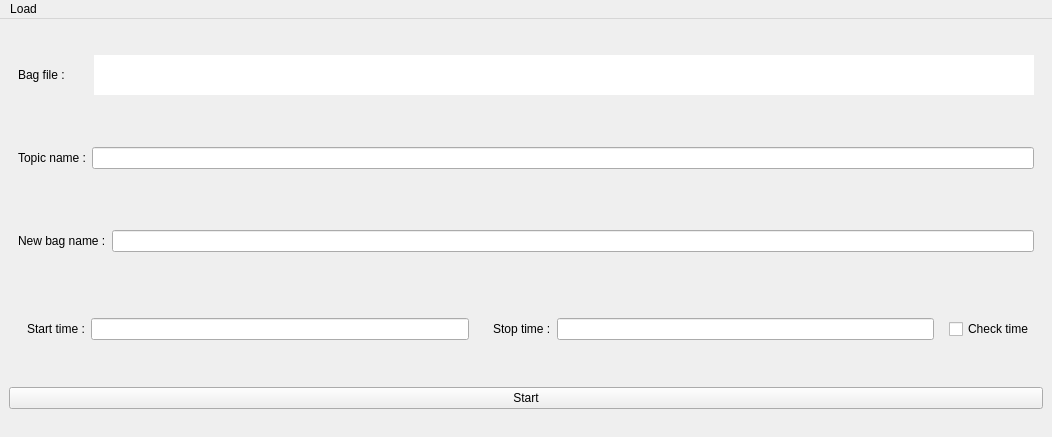
Qt form rqt_manage_bag/resource/mainwindow.ui (sonia-auv/rqt_sonia_plugins) before a commit.
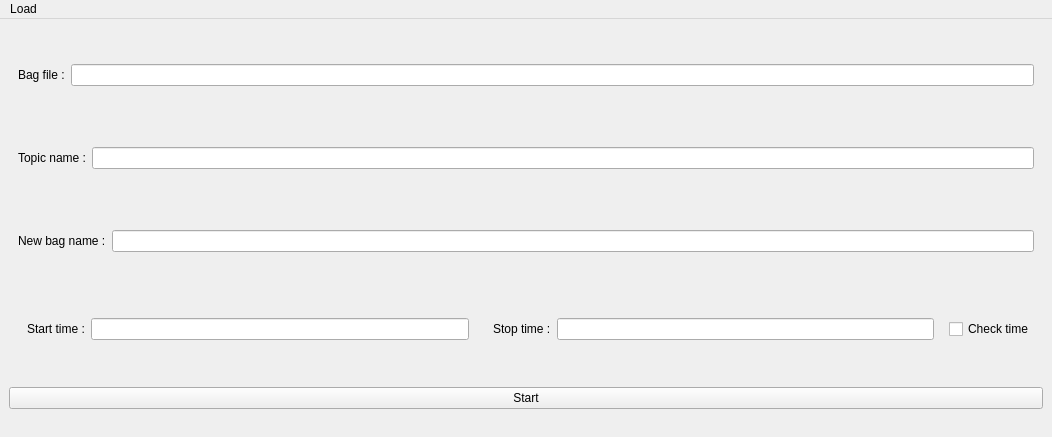
The same form after that commit.

Commit message: change text browser to line edit

Diff of the .ui file:
```diff
--- a/rqt_manage_bag/resource/mainwindow.ui
+++ b/rqt_manage_bag/resource/mainwindow.ui
@@ -38,20 +38,7 @@
         </widget>
        </item>
        <item>
-        <widget class="QLabel" name="Bag_name">
-         <property name="maximumSize">
-          <size>
-           <width>10000</width>
-           <height>40</height>
-          </size>
-         </property>
-         <property name="styleSheet">
-          <string notr="true">background-color: rgb(255, 255, 255);</string>
-         </property>
-         <property name="text">
-          <string/>
-         </property>
-        </widget>
+        <widget class="QLineEdit" name="BagName"/>
        </item>
       </layout>
      </widget>
```
The commit also changes 1 other file.
